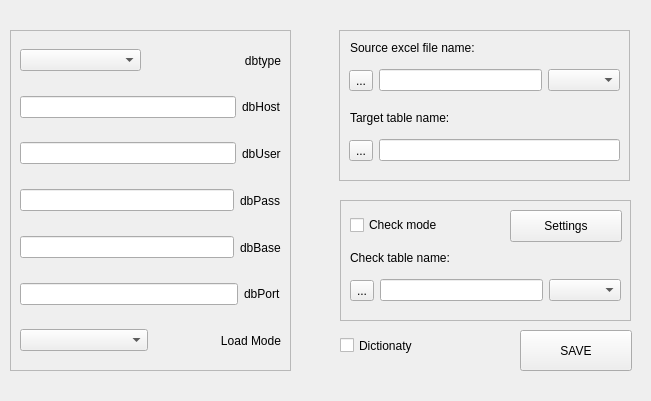
dmitry-pedchenko/Designer_Etl, file GUI/gui_qt/setup_db_widget.ui: the form before one commit.
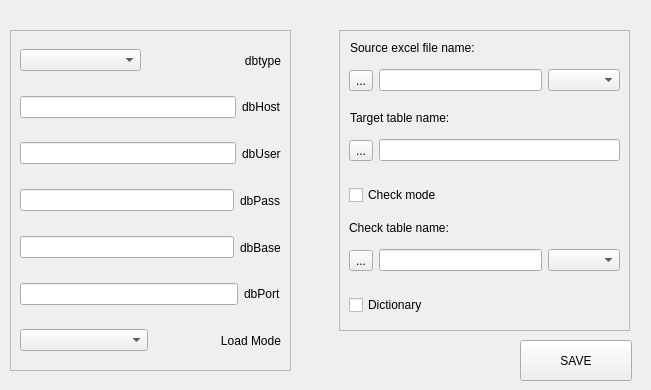
The form after the commit.

```diff
--- a/GUI/gui_qt/setup_db_widget.ui
+++ b/GUI/gui_qt/setup_db_widget.ui
@@ -7,7 +7,7 @@
     <x>0</x>
     <y>0</y>
     <width>651</width>
-    <height>401</height>
+    <height>390</height>
    </rect>
   </property>
   <property name="windowTitle">
@@ -17,7 +17,7 @@
    <property name="geometry">
     <rect>
      <x>520</x>
-     <y>330</y>
+     <y>340</y>
      <width>112</width>
      <height>41</height>
     </rect>
@@ -199,7 +199,7 @@
      <x>339</x>
      <y>30</y>
      <width>291</width>
-     <height>151</height>
+     <height>301</height>
     </rect>
    </property>
    <property name="frameShape">
@@ -263,27 +263,40 @@
      </item>
     </layout>
    </widget>
-  </widget>
-  <widget class="QFrame" name="frame_3">
-   <property name="geometry">
-    <rect>
-     <x>340</x>
-     <y>200</y>
-     <width>291</width>
-     <height>121</height>
-    </rect>
-   </property>
-   <property name="frameShape">
-    <enum>QFrame::StyledPanel</enum>
-   </property>
-   <property name="frameShadow">
-    <enum>QFrame::Raised</enum>
-   </property>
+   <widget class="QWidget" name="horizontalLayoutWidget_5">
+    <property name="geometry">
+     <rect>
+      <x>10</x>
+      <y>210</y>
+      <width>271</width>
+      <height>41</height>
+     </rect>
+    </property>
+    <layout class="QHBoxLayout" name="horizontalLayout_5">
+     <item>
+      <widget class="QToolButton" name="open_excel_compare_file">
+       <property name="text">
+        <string>...</string>
+       </property>
+      </widget>
+     </item>
+     <item>
+      <widget class="QLineEdit" name="compare_file">
+       <property name="readOnly">
+        <bool>true</bool>
+       </property>
+      </widget>
+     </item>
+     <item>
+      <widget class="QComboBox" name="comboBox_set_list_checked"/>
+     </item>
+    </layout>
+   </widget>
    <widget class="QWidget" name="horizontalLayoutWidget">
     <property name="geometry">
      <rect>
       <x>10</x>
-      <y>10</y>
+      <y>150</y>
       <width>111</width>
       <height>31</height>
      </rect>
@@ -298,11 +311,11 @@
      </item>
     </layout>
    </widget>
-   <widget class="QLabel" name="label_3">
+   <widget class="QLabel" name="label_check_mode">
     <property name="geometry">
      <rect>
       <x>10</x>
-      <y>50</y>
+      <y>190</y>
       <width>141</width>
       <height>16</height>
      </rect>
@@ -311,63 +324,26 @@
      <string>Check table name:</string>
     </property>
    </widget>
-   <widget class="QWidget" name="horizontalLayoutWidget_5">
+   <widget class="QWidget" name="horizontalLayoutWidget_2">
     <property name="geometry">
      <rect>
       <x>10</x>
-      <y>70</y>
-      <width>271</width>
-      <height>41</height>
+      <y>260</y>
+      <width>121</width>
+      <height>31</height>
      </rect>
     </property>
-    <layout class="QHBoxLayout" name="horizontalLayout_5">
+    <layout class="QHBoxLayout" name="horizontalLayout_12">
      <item>
-      <widget class="QToolButton" name="open_excel_compare_file">
+      <widget class="QCheckBox" name="checkBox_Dictionary">
        <property name="text">
-        <string>...</string>
+        <string>Dictionary</string>
        </property>
       </widget>
      </item>
-     <item>
-      <widget class="QLineEdit" name="compare_file">
-       <property name="readOnly">
-        <bool>true</bool>
-       </property>
-      </widget>
-     </item>
-     <item>
-      <widget class="QComboBox" name="comboBox_3"/>
-     </item>
     </layout>
    </widget>
-   <widget class="QPushButton" name="pushButton">
-    <property name="geometry">
-     <rect>
-      <x>170</x>
-      <y>10</y>
-      <width>112</width>
-      <height>32</height>
-     </rect>
-    </property>
-    <property name="text">
-     <string>Settings</string>
-    </property>
-   </widget>
   </widget>
-  <widget class="QCheckBox" name="checkBox">
-   <property name="geometry">
-    <rect>
-     <x>340</x>
-     <y>330</y>
-     <width>111</width>
-     <height>31</height>
-    </rect>
-   </property>
-   <property name="text">
-    <string>Dictionaty</string>
-   </property>
-  </widget>
-  <zorder>frame_3</zorder>
   <zorder>frame_2</zorder>
   <zorder>frame</zorder>
   <zorder>button_save_pref</zorder>
```
Left out of the diff: 3 changed lines with no effect on the pictures.
